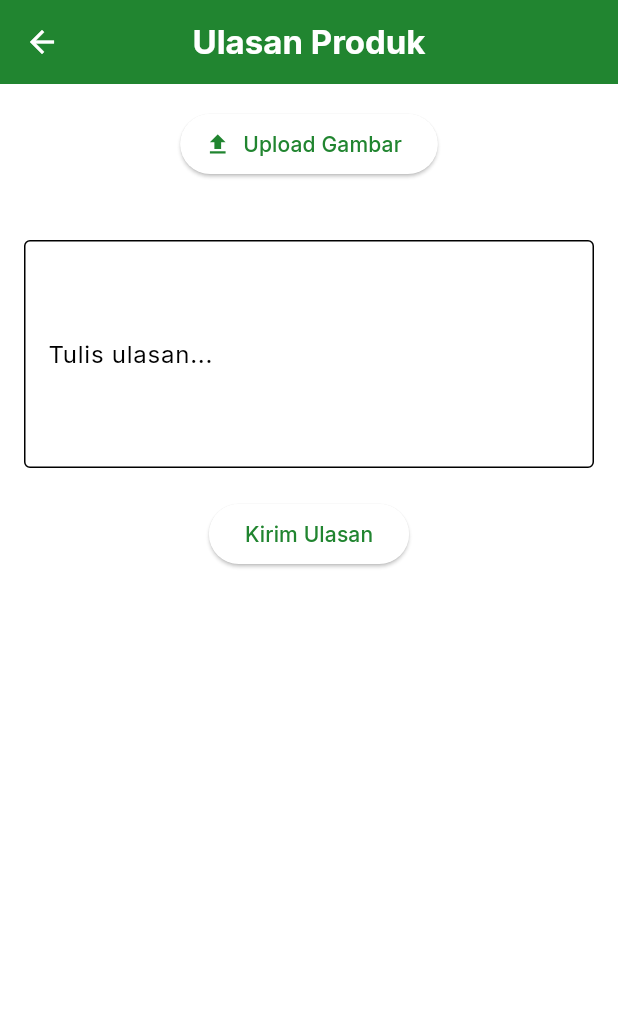
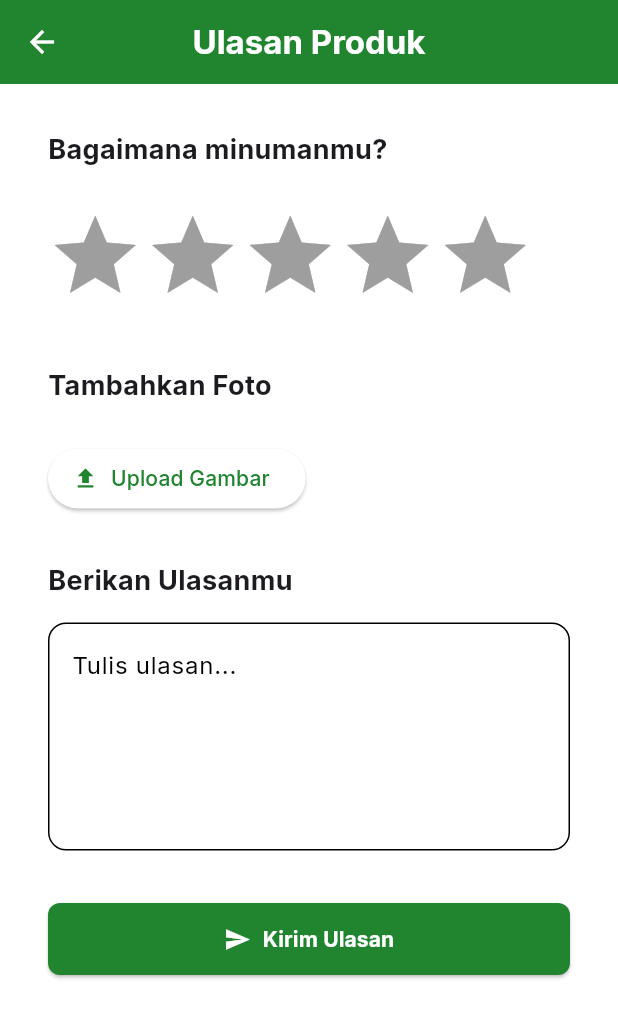
Before and after one commit to KadekDwiki/Nest-and-Beans, a Flutter app: the Review screen opened directly with sample values from the repository, on a phone screen of 412 x 824 dp. Shown: the top 1018 px of the screen. Run offline on Flutter 3.47's test engine with Material 3 defaults, Android fonts, the phone set to English and light mode, and no system bars; drawn by our look-alikes of flutter_rating_bar; our stand-ins replace carousel_slider, google_fonts, image_picker.

Commit message:
review page done

```diff
--- /dev/null
+++ b/devtools_options.yaml
@@ -0,0 +1,3 @@
+description: This file stores settings for Dart & Flutter DevTools.
+documentation: https://docs.flutter.dev/tools/devtools/extensions#configure-extension-enablement-states
+extensions:
--- a/lib/review.dart
+++ b/lib/review.dart
@@ -2,6 +2,7 @@
 
 import 'package:flutter/material.dart';
 // import 'package:flutter/foundation.dart';
+import 'package:flutter_rating_bar/flutter_rating_bar.dart';
 import 'package:image_picker/image_picker.dart';
 import 'package:provider/provider.dart';
 import 'package:nest_and_beans/provider/home_provider.dart';
@@ -18,6 +19,7 @@ class Review extends StatefulWidget {
 
 class _ReviewState extends State<Review> {
   final _controller = TextEditingController();
+  double _rating = 0;
 
   @override
   void dispose() {
@@ -40,19 +42,72 @@ class _ReviewState extends State<Review> {
         backgroundColor: colorscheme.primary,
         iconTheme: const IconThemeData(color: Colors.white),
       ),
+
       body: SingleChildScrollView(
         padding: const EdgeInsets.all(16.0),
         child: Column(
           crossAxisAlignment: CrossAxisAlignment.center,
           children: [
-            ElevatedButton.icon(
-              onPressed: () => _showUploadOptions(context),
-              icon: const Icon(Icons.upload),
-              label: const Text("Upload Gambar"),
+            // Heading review
+            Container(
+              margin: const EdgeInsets.symmetric(
+                horizontal: 16.0,
+                vertical: 15.0,
+              ),
+              child: const Align(
+                alignment: Alignment.centerLeft,
+                child: Text(
+                  "Bagaimana minumanmu?",
+                  textAlign: TextAlign.start,
+                  style: TextStyle(fontSize: 18.0, fontWeight: FontWeight.bold),
+                ),
+              ),
+            ),
+
+            // Rating
+            Container(
+              margin: const EdgeInsets.symmetric(
+                horizontal: 15.0,
+                vertical: 10.0,
+              ),
+              child: Align(
+                alignment: Alignment.centerLeft,
+                child: RatingBar.builder(
+                  initialRating: _rating,
+                  minRating: 0.5,
+                  allowHalfRating: true,
+                  itemCount: 5,
+                  itemSize: 65.0,
+                  itemBuilder: (context, _) =>
+                      const Icon(Icons.star, color: Colors.amber),
+                  onRatingUpdate: (rating) {
+                    setState(() {
+                      _rating = rating;
+                    });
+                  },
+                ),
+              ),
             ),
 
             const SizedBox(height: 16),
 
+            // Heading photo
+            Container(
+              margin: const EdgeInsets.symmetric(
+                horizontal: 16.0,
+                vertical: 15.0,
+              ),
+              child: const Align(
+                alignment: Alignment.centerLeft,
+                child: Text(
+                  "Tambahkan Foto",
+                  textAlign: TextAlign.start,
+                  style: TextStyle(fontSize: 18.0, fontWeight: FontWeight.bold),
+                ),
+              ),
+            ),
+
+            // Photo upload
             if (imageFiles.isNotEmpty)
               Wrap(
                 spacing: 10,
@@ -69,22 +124,80 @@ class _ReviewState extends State<Review> {
                     .toList(),
               ),
 
-            const SizedBox(height: 24),
+            const SizedBox(height: 10),
 
-            TextField(
-              controller: _controller,
-              maxLines: 5,
-              decoration: const InputDecoration(
-                labelText: 'Tulis ulasan...',
-                border: OutlineInputBorder(),
+            // Button to upload photo
+            Container(
+              margin: const EdgeInsets.symmetric(horizontal: 16.0),
+              alignment: Alignment.centerLeft,
+              child: ElevatedButton.icon(
+                onPressed: () => _showUploadOptions(context),
+                icon: const Icon(Icons.upload),
+                label: const Text("Upload Gambar"),
+              ),
+            ),
+
+            const SizedBox(height: 16),
+
+            // Review text
+            Container(
+              margin: const EdgeInsets.symmetric(
+                horizontal: 16.0,
+                vertical: 15.0,
+              ),
+              child: const Align(
+                alignment: Alignment.centerLeft,
+                child: Text(
+                  "Berikan Ulasanmu",
+                  textAlign: TextAlign.start,
+                  style: TextStyle(fontSize: 18.0, fontWeight: FontWeight.bold),
+                ),
+              ),
+            ),
+
+            // Text Input
+            Container(
+              margin: const EdgeInsets.symmetric(horizontal: 16.0),
+              child: TextField(
+                controller: _controller,
+                maxLines: 5,
+                decoration: const InputDecoration(
+                  labelText: 'Tulis ulasan...',
+                  alignLabelWithHint:
+                      true, // label tetap di atas untuk multi-line
+                  border: OutlineInputBorder(
+                    borderRadius: BorderRadius.all(Radius.circular(12)),
+                  ),
+                ),
               ),
             ),
 
             const SizedBox(height: 20),
 
-            ElevatedButton(
-              onPressed: _submitReview,
-              child: const Text("Kirim Ulasan"),
+            Container(
+              margin: const EdgeInsets.symmetric(
+                horizontal: 16.0,
+                vertical: 15.0,
+              ),
+              width: double.infinity,
+              child: ElevatedButton.icon(
+                onPressed: _submitReview,
+                icon: const Icon(Icons.send, color: Colors.white),
+                label: const Text(
+                  "Kirim Ulasan",
+                  style: TextStyle(
+                    color: Colors.white,
+                    fontWeight: FontWeight.bold,
+                  ),
+                ),
+                style: ElevatedButton.styleFrom(
+                  backgroundColor: Theme.of(context).colorScheme.primary,
+                  padding: const EdgeInsets.symmetric(vertical: 14),
+                  shape: RoundedRectangleBorder(
+                    borderRadius: BorderRadius.circular(8),
+                  ),
+                ),
+              ),
             ),
           ],
         ),
--- a/pubspec.yaml
+++ b/pubspec.yaml
@@ -17,6 +17,7 @@ dependencies:
   image_picker: ^1.0.4
   image_picker_windows: ^0.2.1
   audioplayers: ^5.2.1
+  flutter_rating_bar: ^4.0.1
 
 dev_dependencies:
   flutter_test:
```
Also changed, not shown: pubspec.lock.
